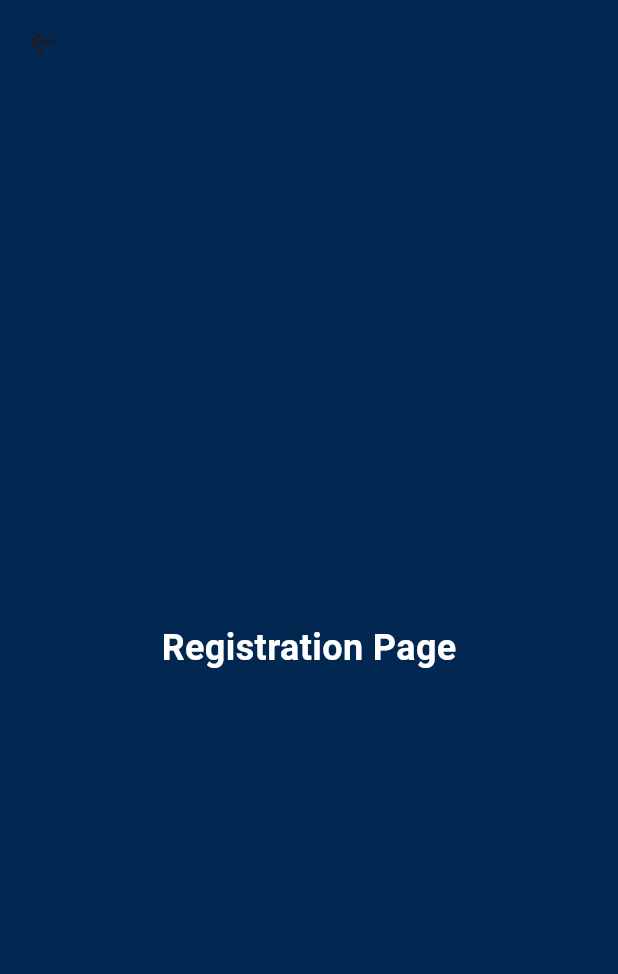
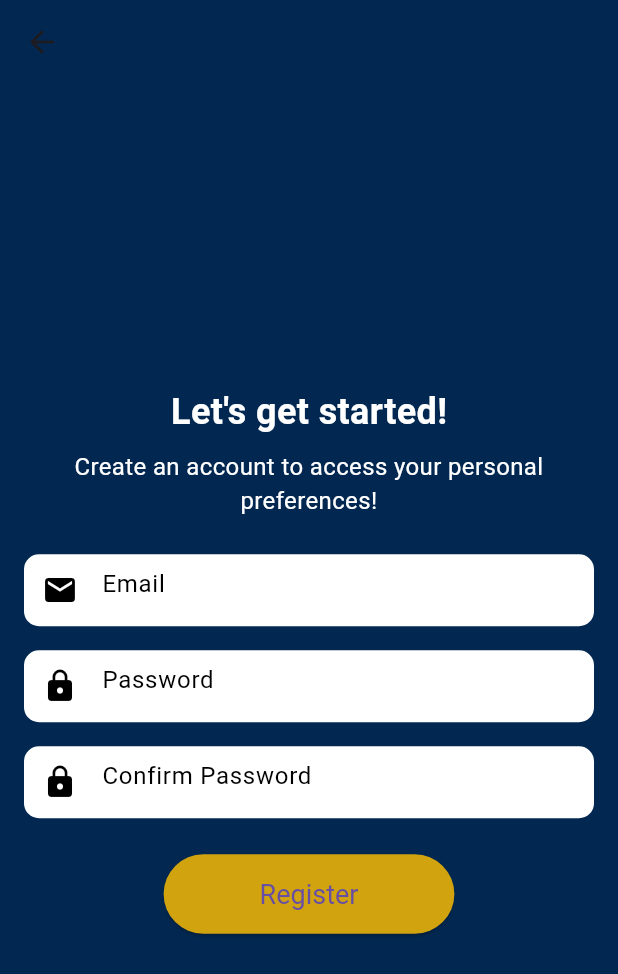
Before and after one commit to ryan-fouzdar/Team-Marlin-Project, a Flutter app: the screen it shows after launch, after a tap on "Not registered yet? Click here to regist", on a phone screen of 412 x 824 dp. Shown: the top 974 px of the screen. Run offline on Flutter 3.47's test engine with Material 3 defaults, Android fonts, the light colour scheme and no system bars.

Commit message:
Registration page and login_page done. Fix spacing

```diff
--- a/flutter_application_1/lib/pages/login_page.dart
+++ b/flutter_application_1/lib/pages/login_page.dart
@@ -12,7 +12,7 @@ class LoginPage extends StatelessWidget {
       appBar: AppBar(
         title: Text(
           "Login to AggieBites!",
-          style: TextStyle(color: Color.fromARGB(255, 2, 40, 81)), // Set title color
+          style: TextStyle(color: Color.fromARGB(255, 2, 40, 81), fontFamily: 'Roboto'), // Set title color and font
         ),
         backgroundColor: Color.fromARGB(255, 2, 40, 81), // Set background color
         actions: [
@@ -20,8 +20,8 @@ class LoginPage extends StatelessWidget {
             padding: const EdgeInsets.all(8.0),
             child: Image.asset(
               'assets/images/ucdavis_logo_gold.png', // Path to your logo image asset
-              width: 80, // Set width of the logo
-              height: 80, // Set height of the logo
+              width: 40 * 1.5, // Set width of the logo 1.5 times larger
+              height: 40 * 1.5, // Set height of the logo 1.5 times larger
             ),
           ),
         ],
@@ -30,69 +30,69 @@ class LoginPage extends StatelessWidget {
         decoration: BoxDecoration(
           color: Color.fromARGB(255, 2, 40, 81), // Set the background color here
         ),
+        padding: EdgeInsets.symmetric(horizontal: 16.0),
         child: Center(
           child: Column(
             mainAxisAlignment: MainAxisAlignment.center,
             children: <Widget>[
+              SizedBox(height: 64.0), // Increased space between top lines and email field
               Text(
                 "Welcome to AggieBites",
                 style: TextStyle(
                   color: Colors.white,
                   fontSize: 24.0,
                   fontWeight: FontWeight.bold,
+                  fontFamily: 'Roboto', // Set font to Roboto
                 ),
                 textAlign: TextAlign.center,
               ),
-              SizedBox(height: 8), // Add space between "Welcome to AggieBites" and subheading
+              SizedBox(height: 16.0), // Add space between "Welcome to AggieBites" and subheading
               Text(
                 "Let's get started!",
                 style: TextStyle(
                   color: Colors.white,
                   fontSize: 16.0,
+                  fontFamily: 'Roboto', // Set font to Roboto
                 ),
                 textAlign: TextAlign.center,
               ),
-              SizedBox(height: 24), // Add space between subheading and text fields
+              SizedBox(height: 24.0), // Add space between subheading and text fields
               Container(
-                margin: EdgeInsets.symmetric(horizontal: 32), // Add horizontal margin
                 decoration: BoxDecoration(
                   borderRadius: BorderRadius.circular(10), // Add border radius
                   color: Colors.white, // Set box color
                 ),
                 child: TextField(
-                  style: TextStyle(color: Colors.black), // Set font color to black
+                  style: TextStyle(color: Colors.black, fontFamily: 'Roboto'), // Set font color and family
                   decoration: InputDecoration(
                     labelText: 'Email',
-                    labelStyle: TextStyle(color: Colors.black), // Set label color to black
+                    labelStyle: TextStyle(color: Colors.black, fontFamily: 'Roboto'), // Set label color and font family
                     contentPadding: EdgeInsets.symmetric(vertical: 10, horizontal: 20), // Adjust padding
                     prefixIcon: Icon(Icons.person, color: Colors.black), // Add prefix icon
                     border: InputBorder.none, // Remove border
                   ),
                 ),
               ),
-              SizedBox(height: 16),
+              SizedBox(height: 16.0),
               Container(
-                margin: EdgeInsets.symmetric(horizontal: 32), // Add horizontal margin
                 decoration: BoxDecoration(
                   borderRadius: BorderRadius.circular(10), // Add border radius
                   color: Colors.white, // Set box color
                 ),
                 child: TextField(
-                  style: TextStyle(color: Colors.black), // Set font color to black
+                  style: TextStyle(color: Colors.black, fontFamily: 'Roboto'), // Set font color and family
                   obscureText: true,
                   decoration: InputDecoration(
                     labelText: 'Password',
-                    labelStyle: TextStyle(color: Colors.black), // Set label color to black
+                    labelStyle: TextStyle(color: Colors.black, fontFamily: 'Roboto'), // Set label color and font family
                     contentPadding: EdgeInsets.symmetric(vertical: 10, horizontal: 20), // Adjust padding
                     prefixIcon: Icon(Icons.lock, color: Colors.black), // Add prefix icon
                     border: InputBorder.none, // Remove border
                   ),
                 ),
               ),
-              SizedBox(height: 32), // Add space between text fields and button
-              Container(
-                margin: EdgeInsets.only(bottom: 32), // Add bottom margin
-                child: ElevatedButton(
+              SizedBox(height: 24.0), // Add space between text fields and button
+              ElevatedButton(
                 onPressed: () {
                   Navigator.push(
                     context,
@@ -102,12 +102,11 @@ class LoginPage extends StatelessWidget {
                 style: ElevatedButton.styleFrom(
                   primary: Color(0xFFD1A30F), // Set button color
                   padding: EdgeInsets.symmetric(horizontal: 64, vertical: 16), // Set button padding
-                    textStyle: TextStyle(fontSize: 18), // Set button text style
+                  textStyle: TextStyle(fontSize: 18, fontFamily: 'Roboto'), // Set button text style and font family
                 ),
                 child: Text('Login'),
               ),
-              ),
-              SizedBox(height: 16), // Add space between button and registration text
+              SizedBox(height: 16.0), // Add space between button and registration text
               GestureDetector(
                 onTap: () {
                   Navigator.push(
@@ -117,7 +116,7 @@ class LoginPage extends StatelessWidget {
                 },
                 child: Text(
                   "Not registered yet? Click here to register",
-                  style: TextStyle(color: Colors.white, decoration: TextDecoration.underline),
+                  style: TextStyle(color: Colors.white, decoration: TextDecoration.underline, fontFamily: 'Roboto'), // Set font family
                 ),
               ),
             ],
--- a/flutter_application_1/lib/pages/registration_page.dart
+++ b/flutter_application_1/lib/pages/registration_page.dart
@@ -15,20 +15,78 @@ class RegistrationPage extends StatelessWidget {
         decoration: BoxDecoration(
           color: Color.fromARGB(255, 2, 40, 81), // Set the background color here
         ),
+        padding: EdgeInsets.symmetric(horizontal: 16.0),
         child: Center(
           child: Column(
             mainAxisAlignment: MainAxisAlignment.center,
             children: <Widget>[
               Text(
-                "Registration Page",
+                "Let's get started!",
                 style: TextStyle(
                   color: Colors.white,
                   fontSize: 24.0,
                   fontWeight: FontWeight.bold,
                 ),
               ),
-              SizedBox(height: 16), // Add space between title and registration form
-              // Add your registration form widgets here
+              SizedBox(height: 8), // Add space between sentences
+              Text(
+                "Create an account to access your personal preferences!",
+                style: TextStyle(
+                  color: Colors.white,
+                  fontSize: 16.0,
+                ),
+                textAlign: TextAlign.center,
+              ),
+              SizedBox(height: 24.0), // Add space between sentences and text fields
+              TextFieldContainer(
+                child: TextField(
+                  style: TextStyle(color: Colors.black, fontFamily: 'Roboto'), // Set font color and family
+                  decoration: InputDecoration(
+                    hintText: 'Email',
+                    hintStyle: TextStyle(color: Colors.black, fontFamily: 'Roboto'), // Set hint text color and font family
+                    prefixIcon: Icon(Icons.email, color: Colors.black), // Add prefix icon
+                    border: InputBorder.none, // Remove border
+                  ),
+                ),
+              ),
+              SizedBox(height: 16.0), // Add space between email and password fields
+              TextFieldContainer(
+                child: TextField(
+                  style: TextStyle(color: Colors.black, fontFamily: 'Roboto'), // Set font color and family
+                  obscureText: true,
+                  decoration: InputDecoration(
+                    hintText: 'Password',
+                    hintStyle: TextStyle(color: Colors.black, fontFamily: 'Roboto'), // Set hint text color and font family
+                    prefixIcon: Icon(Icons.lock, color: Colors.black), // Add prefix icon
+                    border: InputBorder.none, // Remove border
+                  ),
+                ),
+              ),
+              SizedBox(height: 16.0), // Add space between password and confirm password fields
+              TextFieldContainer(
+                child: TextField(
+                  style: TextStyle(color: Colors.black, fontFamily: 'Roboto'), // Set font color and family
+                  obscureText: true,
+                  decoration: InputDecoration(
+                    hintText: 'Confirm Password',
+                    hintStyle: TextStyle(color: Colors.black, fontFamily: 'Roboto'), // Set hint text color and font family
+                    prefixIcon: Icon(Icons.lock, color: Colors.black), // Add prefix icon
+                    border: InputBorder.none, // Remove border
+                  ),
+                ),
+              ),
+              SizedBox(height: 24.0), // Add space between text fields and button
+              ElevatedButton(
+                onPressed: () {
+                  // Handle registration logic
+                },
+                style: ElevatedButton.styleFrom(
+                  primary: Color(0xFFD1A30F), // Set button color
+                  padding: EdgeInsets.symmetric(horizontal: 64, vertical: 16), // Set button padding
+                  textStyle: TextStyle(fontSize: 18, fontFamily: 'Roboto'), // Set button text style and font family
+                ),
+                child: Text('Register'),
+              ),
             ],
           ),
         ),
@@ -36,3 +94,20 @@ class RegistrationPage extends StatelessWidget {
     );
   }
 }
+
+class TextFieldContainer extends StatelessWidget {
+  final Widget child;
+
+  const TextFieldContainer({Key? key, required this.child}) : super(key: key);
+
+  @override
+  Widget build(BuildContext context) {
+    return Container(
+      decoration: BoxDecoration(
+        borderRadius: BorderRadius.circular(10), // Add border radius
+        color: Colors.white, // Set box color
+      ),
+      child: child,
+    );
+  }
+}
```
Lines whose indentation alone changed are shown as unchanged.
